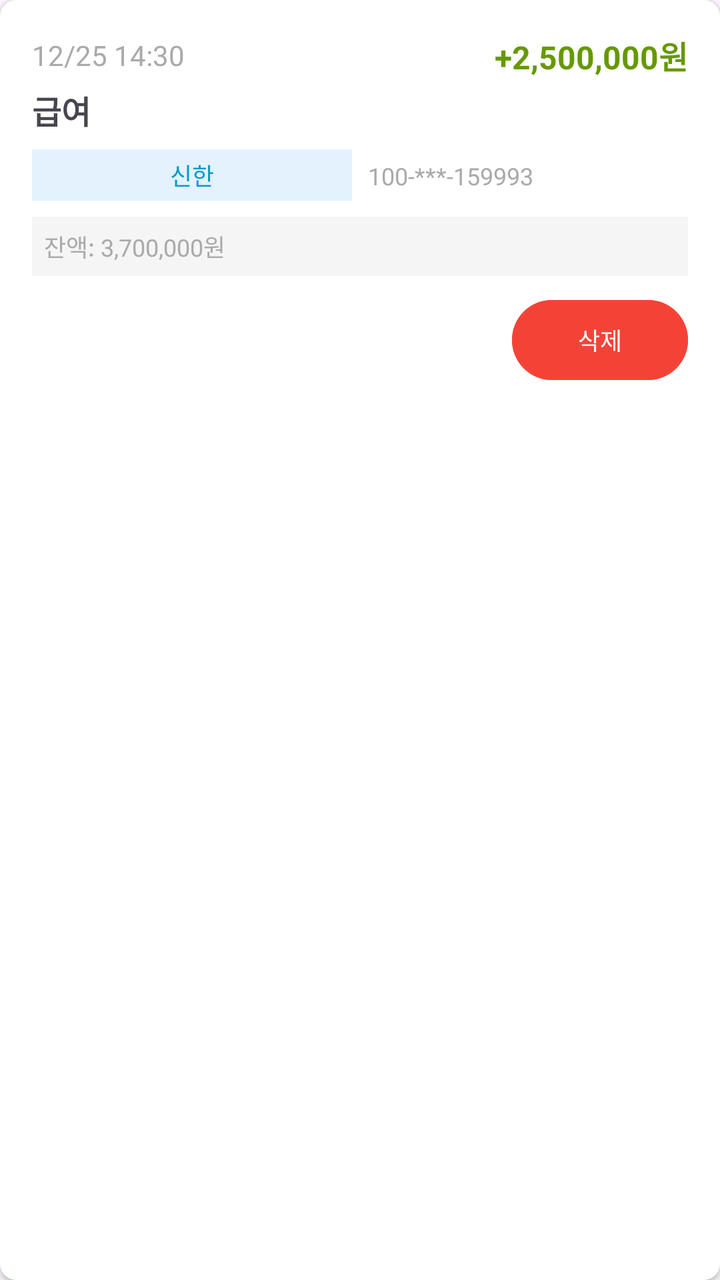
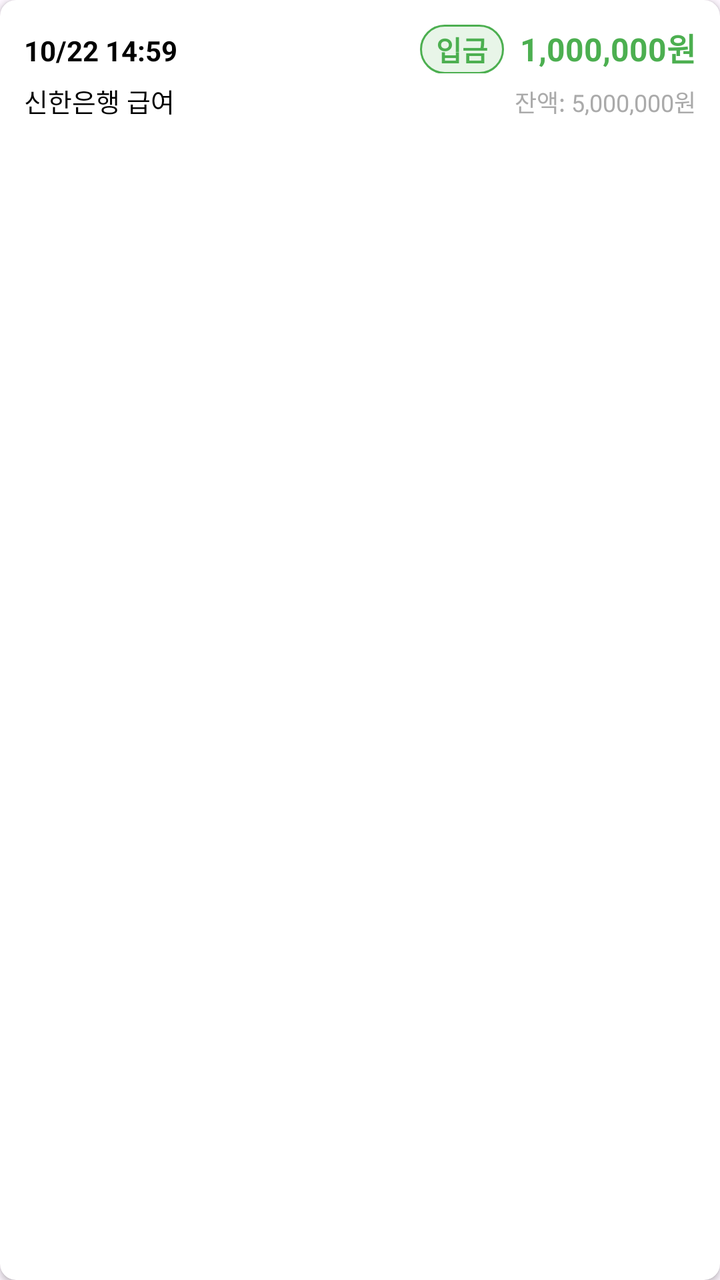

Before-and-after screenshots of an Android layout around one commit, followed by the original layout XML and the change that was made.
<!-- AndroidManifest.xml: application theme Theme.StatusWindow -->
<!-- res/layout/item_bank_transaction.xml -->
<?xml version="1.0" encoding="utf-8"?>
<androidx.cardview.widget.CardView xmlns:android="http://schemas.android.com/apk/res/android"
    xmlns:app="http://schemas.android.com/apk/res-auto"
    android:layout_width="match_parent"
    android:layout_height="wrap_content"
    android:layout_margin="8dp"
    app:cardCornerRadius="8dp"
    app:cardElevation="2dp">

    <LinearLayout
        android:layout_width="match_parent"
        android:layout_height="wrap_content"
        android:orientation="vertical"
        android:padding="16dp">

        
        <LinearLayout
            android:layout_width="match_parent"
            android:layout_height="wrap_content"
            android:orientation="horizontal"
            android:gravity="center_vertical">

            <TextView
                android:id="@+id/tvDate"
                android:layout_width="0dp"
                android:layout_height="wrap_content"
                android:layout_weight="1"
                android:text="12/25 14:30"
                android:textSize="14sp"
                android:textColor="@android:color/darker_gray" />

            <TextView
                android:id="@+id/tvAmount"
                android:layout_width="wrap_content"
                android:layout_height="wrap_content"
                android:text="+2,500,000원"
                android:textSize="16sp"
                android:textStyle="bold"
                android:textColor="@android:color/holo_green_dark" />

        </LinearLayout>

        
        <TextView
            android:id="@+id/tvDescription"
            android:layout_width="match_parent"
            android:layout_height="wrap_content"
            android:layout_marginTop="4dp"
            android:text="급여"
            android:textSize="16sp"
            android:textStyle="bold" />

        
        <LinearLayout
            android:layout_width="match_parent"
            android:layout_height="wrap_content"
            android:layout_marginTop="8dp"
            android:orientation="horizontal">

            <TextView
                android:id="@+id/tvBankName"
                android:layout_width="0dp"
                android:layout_height="wrap_content"
                android:layout_weight="1"
                android:text="신한"
                android:textSize="12sp"
                android:textColor="@android:color/holo_blue_dark"
                android:background="#E3F2FD"
                android:padding="4dp"
                android:gravity="center" />

            <TextView
                android:id="@+id/tvAccountNumber"
                android:layout_width="0dp"
                android:layout_height="wrap_content"
                android:layout_weight="1"
                android:layout_marginStart="8dp"
                android:text="100-***-159993"
                android:textSize="12sp"
                android:textColor="@android:color/darker_gray" />

        </LinearLayout>

        
        <TextView
            android:id="@+id/tvBalance"
            android:layout_width="match_parent"
            android:layout_height="wrap_content"
            android:layout_marginTop="8dp"
            android:text="잔액: 3,700,000원"
            android:textSize="12sp"
            android:textColor="@android:color/darker_gray"
            android:background="#F5F5F5"
            android:padding="6dp" />

        
        <Button
            android:id="@+id/btnDelete"
            android:layout_width="wrap_content"
            android:layout_height="wrap_content"
            android:layout_gravity="end"
            android:layout_marginTop="8dp"
            android:text="삭제"
            android:textSize="12sp"
            android:textColor="@android:color/white"
            android:backgroundTint="@color/error_color"
            android:paddingHorizontal="16dp"
            android:paddingVertical="4dp" />

    </LinearLayout>

</androidx.cardview.widget.CardView>
<!-- resources referenced by this layout -->
<resources>
  <color name="error_color">#F44336</color>
  <style name="Theme.StatusWindow" parent="Theme.Material3.DayNight.NoActionBar">
          
          
      </style>
</resources>

<!-- the commit's change to res/layout/item_bank_transaction.xml (unified diff, before → after) -->
@@ -3,79 +3,80 @@
     xmlns:app="http://schemas.android.com/apk/res-auto"
     android:layout_width="match_parent"
     android:layout_height="wrap_content"
-    android:layout_margin="8dp"
+    android:layout_marginHorizontal="8dp"
+    android:layout_marginVertical="4dp"
     app:cardCornerRadius="8dp"
-    app:cardElevation="2dp">
+    app:cardElevation="2dp"
+    app:cardBackgroundColor="@android:color/white">
 
     <LinearLayout
         android:layout_width="match_parent"
         android:layout_height="wrap_content"
         android:orientation="vertical"
-        android:padding="16dp">
+        android:padding="12dp">
 
         
         <LinearLayout
             android:layout_width="match_parent"
             android:layout_height="wrap_content"
             android:orientation="horizontal"
-            android:gravity="center_vertical">
+            android:layout_marginBottom="4dp">
 
             <TextView
                 android:id="@+id/tvDate"
                 android:layout_width="0dp"
                 android:layout_height="wrap_content"
                 android:layout_weight="1"
-                android:text="12/25 14:30"
+                android:text="10/22 14:59"
                 android:textSize="14sp"
-                android:textColor="@android:color/darker_gray" />
+                android:textStyle="bold"
+                android:textColor="@android:color/black" />
+
+            <TextView
+                android:id="@+id/tvType"
+                android:layout_width="wrap_content"
+                android:layout_height="wrap_content"
+                android:text="입금"
+                android:textSize="14sp"
+                android:textStyle="bold"
+                android:textColor="@color/deposit_color"
+                android:background="@drawable/transaction_type_background"
+                android:paddingHorizontal="8dp"
+                android:paddingVertical="2dp" />
 
             <TextView
                 android:id="@+id/tvAmount"
                 android:layout_width="wrap_content"
                 android:layout_height="wrap_content"
-                android:text="+2,500,000원"
+                android:text="1,000,000원"
                 android:textSize="16sp"
                 android:textStyle="bold"
-                android:textColor="@android:color/holo_green_dark" />
+                android:textColor="@color/deposit_color"
+                android:layout_marginStart="8dp" />
 
         </LinearLayout>
-
-        
-        <TextView
-            android:id="@+id/tvDescription"
-            android:layout_width="match_parent"
-            android:layout_height="wrap_content"
-            android:layout_marginTop="4dp"
-            android:text="급여"
-            android:textSize="16sp"
-            android:textStyle="bold" />
 
         
         <LinearLayout
             android:layout_width="match_parent"
             android:layout_height="wrap_content"
-            android:layout_marginTop="8dp"
-            android:orientation="horizontal">
+            android:orientation="horizontal"
+            android:layout_marginBottom="4dp">
 
             <TextView
-                android:id="@+id/tvBankName"
+                android:id="@+id/tvDescription"
                 android:layout_width="0dp"
                 android:layout_height="wrap_content"
                 android:layout_weight="1"
-                android:text="신한"
-                android:textSize="12sp"
-                android:textColor="@android:color/holo_blue_dark"
-                android:background="#E3F2FD"
-                android:padding="4dp"
-                android:gravity="center" />
+                android:text="신한은행 급여"
+                android:textSize="13sp"
+                android:textColor="@android:color/black" />
 
             <TextView
-                android:id="@+id/tvAccountNumber"
-                android:layout_width="0dp"
+                android:id="@+id/tvBalance"
+                android:layout_width="wrap_content"
                 android:layout_height="wrap_content"
-                android:layout_weight="1"
-                android:layout_marginStart="8dp"
-                android:text="100-***-159993"
+                android:text="잔액: 5,000,000원"
                 android:textSize="12sp"
                 android:textColor="@android:color/darker_gray" />
 
@@ -83,29 +84,13 @@
 
         
         <TextView
-            android:id="@+id/tvBalance"
+            android:id="@+id/tvMemo"
             android:layout_width="match_parent"
             android:layout_height="wrap_content"
-            android:layout_marginTop="8dp"
-            android:text="잔액: 3,700,000원"
+            android:text="메모 내용"
             android:textSize="12sp"
             android:textColor="@android:color/darker_gray"
-            android:background="#F5F5F5"
-            android:padding="6dp" />
-
-        
-        <Button
-            android:id="@+id/btnDelete"
-            android:layout_width="wrap_content"
-            android:layout_height="wrap_content"
-            android:layout_gravity="end"
-            android:layout_marginTop="8dp"
-            android:text="삭제"
-            android:textSize="12sp"
-            android:textColor="@android:color/white"
-            android:backgroundTint="@color/error_color"
-            android:paddingHorizontal="16dp"
-            android:paddingVertical="4dp" />
+            android:visibility="gone" />
 
     </LinearLayout>
 
<!-- resource entries referenced after the edit -->
@@ -1,6 +1,16 @@
 <!-- resources referenced by this layout -->
 <resources>
-  <color name="error_color">#F44336</color>
+  <color name="deposit_color">#4CAF50</color>
+  <!-- drawable transaction_type_background (drawable) -->
+  <?xml version="1.0" encoding="utf-8"?>
+  <shape xmlns:android="http://schemas.android.com/apk/res/android"
+      android:shape="rectangle">
+      <solid android:color="#E8F5E8" />
+      <corners android:radius="12dp" />
+      <stroke
+          android:width="1dp"
+          android:color="#4CAF50" />
+  </shape>
   <style name="Theme.StatusWindow" parent="Theme.Material3.DayNight.NoActionBar">
           
           
